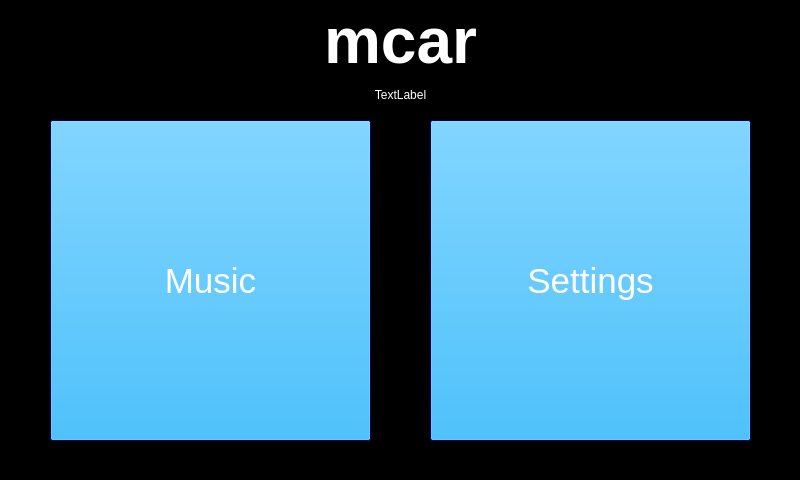
The window that src/homescreen.ui (aarontc/mcar) describes before a commit, drawn with Qt 5.
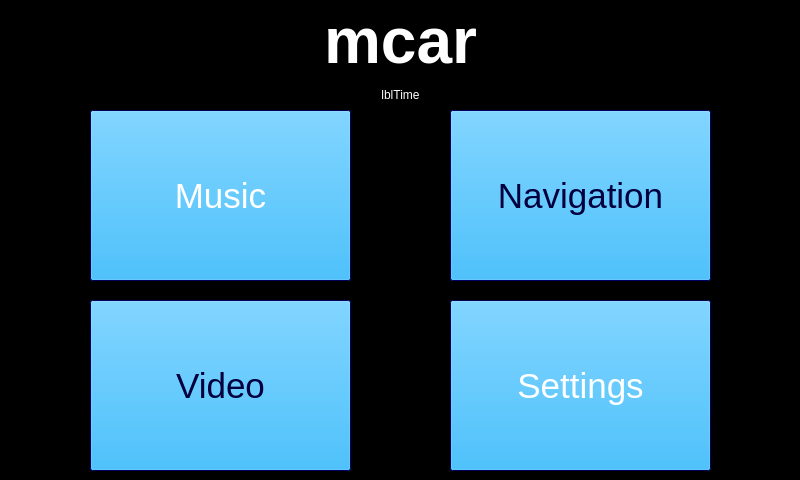
The same window after the commit. Icons and pictures are not drawn.

Commit message: New homescreen buttons for video and navigation

```diff
--- a/src/homescreen.ui
+++ b/src/homescreen.ui
@@ -454,10 +454,10 @@
   <widget class="QToolButton" name="btnMusic">
    <property name="geometry">
     <rect>
-     <x>50</x>
-     <y>120</y>
-     <width>321</width>
-     <height>321</height>
+     <x>90</x>
+     <y>110</y>
+     <width>261</width>
+     <height>171</height>
     </rect>
    </property>
    <property name="sizePolicy">
@@ -898,8 +898,8 @@
    </property>
    <property name="iconSize">
     <size>
-     <width>256</width>
-     <height>256</height>
+     <width>120</width>
+     <height>120</height>
     </size>
    </property>
    <property name="checked">
@@ -915,10 +915,10 @@
   <widget class="QToolButton" name="btnSettings">
    <property name="geometry">
     <rect>
-     <x>430</x>
-     <y>120</y>
-     <width>321</width>
-     <height>321</height>
+     <x>450</x>
+     <y>300</y>
+     <width>261</width>
+     <height>171</height>
     </rect>
    </property>
    <property name="palette">
@@ -1353,8 +1353,8 @@
    </property>
    <property name="iconSize">
     <size>
-     <width>256</width>
-     <height>256</height>
+     <width>120</width>
+     <height>120</height>
     </size>
    </property>
    <property name="toolButtonStyle">
@@ -1371,12 +1371,940 @@
     </rect>
    </property>
    <property name="text">
-    <string>TextLabel</string>
+    <string>lblTime</string>
    </property>
    <property name="alignment">
     <set>Qt::AlignCenter</set>
    </property>
   </widget>
+  <widget class="QToolButton" name="btnVideo">
+   <property name="enabled">
+    <bool>false</bool>
+   </property>
+   <property name="geometry">
+    <rect>
+     <x>90</x>
+     <y>300</y>
+     <width>261</width>
+     <height>171</height>
+    </rect>
+   </property>
+   <property name="sizePolicy">
+    <sizepolicy hsizetype="MinimumExpanding" vsizetype="MinimumExpanding">
+     <horstretch>0</horstretch>
+     <verstretch>0</verstretch>
+    </sizepolicy>
+   </property>
+   <property name="palette">
+    <palette>
+     <active>
+      <colorrole role="WindowText">
+       <brush brushstyle="SolidPattern">
+        <color alpha="255">
+         <red>255</red>
+         <green>255</green>
+         <blue>255</blue>
+        </color>
+       </brush>
+      </colorrole>
+      <colorrole role="Button">
+       <brush brushstyle="SolidPattern">
+        <color alpha="255">
+         <red>0</red>
+         <green>170</green>
+         <blue>255</blue>
+        </color>
+       </brush>
+      </colorrole>
+      <colorrole role="Light">
+       <brush brushstyle="SolidPattern">
+        <color alpha="255">
+         <red>0</red>
+         <green>0</green>
+         <blue>191</blue>
+        </color>
+       </brush>
+      </colorrole>
+      <colorrole role="Midlight">
+       <brush brushstyle="SolidPattern">
+        <color alpha="255">
+         <red>0</red>
+         <green>0</green>
+         <blue>159</blue>
+        </color>
+       </brush>
+      </colorrole>
+      <colorrole role="Dark">
+       <brush brushstyle="SolidPattern">
+        <color alpha="255">
+         <red>0</red>
+         <green>0</green>
+         <blue>63</blue>
+        </color>
+       </brush>
+      </colorrole>
+      <colorrole role="Mid">
+       <brush brushstyle="SolidPattern">
+        <color alpha="255">
+         <red>0</red>
+         <green>0</green>
+         <blue>84</blue>
+        </color>
+       </brush>
+      </colorrole>
+      <colorrole role="Text">
+       <brush brushstyle="SolidPattern">
+        <color alpha="255">
+         <red>255</red>
+         <green>255</green>
+         <blue>255</blue>
+        </color>
+       </brush>
+      </colorrole>
+      <colorrole role="BrightText">
+       <brush brushstyle="SolidPattern">
+        <color alpha="255">
+         <red>255</red>
+         <green>255</green>
+         <blue>255</blue>
+        </color>
+       </brush>
+      </colorrole>
+      <colorrole role="ButtonText">
+       <brush brushstyle="SolidPattern">
+        <color alpha="255">
+         <red>255</red>
+         <green>255</green>
+         <blue>255</blue>
+        </color>
+       </brush>
+      </colorrole>
+      <colorrole role="Base">
+       <brush brushstyle="SolidPattern">
+        <color alpha="255">
+         <red>0</red>
+         <green>0</green>
+         <blue>0</blue>
+        </color>
+       </brush>
+      </colorrole>
+      <colorrole role="Window">
+       <brush brushstyle="SolidPattern">
+        <color alpha="255">
+         <red>0</red>
+         <green>0</green>
+         <blue>127</blue>
+        </color>
+       </brush>
+      </colorrole>
+      <colorrole role="Shadow">
+       <brush brushstyle="SolidPattern">
+        <color alpha="255">
+         <red>0</red>
+         <green>0</green>
+         <blue>0</blue>
+        </color>
+       </brush>
+      </colorrole>
+      <colorrole role="AlternateBase">
+       <brush brushstyle="SolidPattern">
+        <color alpha="255">
+         <red>0</red>
+         <green>0</green>
+         <blue>63</blue>
+        </color>
+       </brush>
+      </colorrole>
+      <colorrole role="ToolTipBase">
+       <brush brushstyle="SolidPattern">
+        <color alpha="255">
+         <red>255</red>
+         <green>255</green>
+         <blue>220</blue>
+        </color>
+       </brush>
+      </colorrole>
+      <colorrole role="ToolTipText">
+       <brush brushstyle="SolidPattern">
+        <color alpha="255">
+         <red>0</red>
+         <green>0</green>
+         <blue>0</blue>
+        </color>
+       </brush>
+      </colorrole>
+     </active>
+     <inactive>
+      <colorrole role="WindowText">
+       <brush brushstyle="SolidPattern">
+        <color alpha="255">
+         <red>255</red>
+         <green>255</green>
+         <blue>255</blue>
+        </color>
+       </brush>
+      </colorrole>
+      <colorrole role="Button">
+       <brush brushstyle="SolidPattern">
+        <color alpha="255">
+         <red>0</red>
+         <green>170</green>
+         <blue>255</blue>
+        </color>
+       </brush>
+      </colorrole>
+      <colorrole role="Light">
+       <brush brushstyle="SolidPattern">
+        <color alpha="255">
+         <red>0</red>
+         <green>0</green>
+         <blue>191</blue>
+        </color>
+       </brush>
+      </colorrole>
+      <colorrole role="Midlight">
+       <brush brushstyle="SolidPattern">
+        <color alpha="255">
+         <red>0</red>
+         <green>0</green>
+         <blue>159</blue>
+        </color>
+       </brush>
+      </colorrole>
+      <colorrole role="Dark">
+       <brush brushstyle="SolidPattern">
+        <color alpha="255">
+         <red>0</red>
+         <green>0</green>
+         <blue>63</blue>
+        </color>
+       </brush>
+      </colorrole>
+      <colorrole role="Mid">
+       <brush brushstyle="SolidPattern">
+        <color alpha="255">
+         <red>0</red>
+         <green>0</green>
+         <blue>84</blue>
+        </color>
+       </brush>
+      </colorrole>
+      <colorrole role="Text">
+       <brush brushstyle="SolidPattern">
+        <color alpha="255">
+         <red>255</red>
+         <green>255</green>
+         <blue>255</blue>
+        </color>
+       </brush>
+      </colorrole>
+      <colorrole role="BrightText">
+       <brush brushstyle="SolidPattern">
+        <color alpha="255">
+         <red>255</red>
+         <green>255</green>
+         <blue>255</blue>
+        </color>
+       </brush>
+      </colorrole>
+      <colorrole role="ButtonText">
+       <brush brushstyle="SolidPattern">
+        <color alpha="255">
+         <red>255</red>
+         <green>255</green>
+         <blue>255</blue>
+        </color>
+       </brush>
+      </colorrole>
+      <colorrole role="Base">
+       <brush brushstyle="SolidPattern">
+        <color alpha="255">
+         <red>0</red>
+         <green>0</green>
+         <blue>0</blue>
+        </color>
+       </brush>
+      </colorrole>
+      <colorrole role="Window">
+       <brush brushstyle="SolidPattern">
+        <color alpha="255">
+         <red>0</red>
+         <green>0</green>
+         <blue>127</blue>
+        </color>
+       </brush>
+      </colorrole>
+      <colorrole role="Shadow">
+       <brush brushstyle="SolidPattern">
+        <color alpha="255">
+         <red>0</red>
+         <green>0</green>
+         <blue>0</blue>
+        </color>
+       </brush>
+      </colorrole>
+      <colorrole role="AlternateBase">
+       <brush brushstyle="SolidPattern">
+        <color alpha="255">
+         <red>0</red>
+         <green>0</green>
+         <blue>63</blue>
+        </color>
+       </brush>
+      </colorrole>
+      <colorrole role="ToolTipBase">
+       <brush brushstyle="SolidPattern">
+        <color alpha="255">
+         <red>255</red>
+         <green>255</green>
+         <blue>220</blue>
+        </color>
+       </brush>
+      </colorrole>
+      <colorrole role="ToolTipText">
+       <brush brushstyle="SolidPattern">
+        <color alpha="255">
+         <red>0</red>
+         <green>0</green>
+         <blue>0</blue>
+        </color>
+       </brush>
+      </colorrole>
+     </inactive>
+     <disabled>
+      <colorrole role="WindowText">
+       <brush brushstyle="SolidPattern">
+        <color alpha="255">
+         <red>0</red>
+         <green>0</green>
+         <blue>63</blue>
+        </color>
+       </brush>
+      </colorrole>
+      <colorrole role="Button">
+       <brush brushstyle="SolidPattern">
+        <color alpha="255">
+         <red>0</red>
+         <green>170</green>
+         <blue>255</blue>
+        </color>
+       </brush>
+      </colorrole>
+      <colorrole role="Light">
+       <brush brushstyle="SolidPattern">
+        <color alpha="255">
+         <red>0</red>
+         <green>0</green>
+         <blue>191</blue>
+        </color>
+       </brush>
+      </colorrole>
+      <colorrole role="Midlight">
+       <brush brushstyle="SolidPattern">
+        <color alpha="255">
+         <red>0</red>
+         <green>0</green>
+         <blue>159</blue>
+        </color>
+       </brush>
+      </colorrole>
+      <colorrole role="Dark">
+       <brush brushstyle="SolidPattern">
+        <color alpha="255">
+         <red>0</red>
+         <green>0</green>
+         <blue>63</blue>
+        </color>
+       </brush>
+      </colorrole>
+      <colorrole role="Mid">
+       <brush brushstyle="SolidPattern">
+        <color alpha="255">
+         <red>0</red>
+         <green>0</green>
+         <blue>84</blue>
+        </color>
+       </brush>
+      </colorrole>
+      <colorrole role="Text">
+       <brush brushstyle="SolidPattern">
+        <color alpha="255">
+         <red>0</red>
+         <green>0</green>
+         <blue>63</blue>
+        </color>
+       </brush>
+      </colorrole>
+      <colorrole role="BrightText">
+       <brush brushstyle="SolidPattern">
+        <color alpha="255">
+         <red>255</red>
+         <green>255</green>
+         <blue>255</blue>
+        </color>
+       </brush>
+      </colorrole>
+      <colorrole role="ButtonText">
+       <brush brushstyle="SolidPattern">
+        <color alpha="255">
+         <red>0</red>
+         <green>0</green>
+         <blue>63</blue>
+        </color>
+       </brush>
+      </colorrole>
+      <colorrole role="Base">
+       <brush brushstyle="SolidPattern">
+        <color alpha="255">
+         <red>0</red>
+         <green>0</green>
+         <blue>127</blue>
+        </color>
+       </brush>
+      </colorrole>
+      <colorrole role="Window">
+       <brush brushstyle="SolidPattern">
+        <color alpha="255">
+         <red>0</red>
+         <green>0</green>
+         <blue>127</blue>
+        </color>
+       </brush>
+      </colorrole>
+      <colorrole role="Shadow">
+       <brush brushstyle="SolidPattern">
+        <color alpha="255">
+         <red>0</red>
+         <green>0</green>
+         <blue>0</blue>
+        </color>
+       </brush>
+      </colorrole>
+      <colorrole role="AlternateBase">
+       <brush brushstyle="SolidPattern">
+        <color alpha="255">
+         <red>0</red>
+         <green>0</green>
+         <blue>127</blue>
+        </color>
+       </brush>
+      </colorrole>
+      <colorrole role="ToolTipBase">
+       <brush brushstyle="SolidPattern">
+        <color alpha="255">
+         <red>255</red>
+         <green>255</green>
+         <blue>220</blue>
+        </color>
+       </brush>
+      </colorrole>
+      <colorrole role="ToolTipText">
+       <brush brushstyle="SolidPattern">
+        <color alpha="255">
+         <red>0</red>
+         <green>0</green>
+         <blue>0</blue>
+        </color>
+       </brush>
+      </colorrole>
+     </disabled>
+    </palette>
+   </property>
+   <property name="font">
+    <font>
+     <pointsize>26</pointsize>
+    </font>
+   </property>
+   <property name="focusPolicy">
+    <enum>Qt::NoFocus</enum>
+   </property>
+   <property name="text">
+    <string>Video</string>
+   </property>
+   <property name="icon">
+    <iconset resource="mcar.qrc">
+     <normaloff>:/images/resources/images/Video-icon.svg</normaloff>:/images/resources/images/Video-icon.svg</iconset>
+   </property>
+   <property name="iconSize">
+    <size>
+     <width>120</width>
+     <height>120</height>
+    </size>
+   </property>
+   <property name="checked">
+    <bool>false</bool>
+   </property>
+   <property name="toolButtonStyle">
+    <enum>Qt::ToolButtonTextUnderIcon</enum>
+   </property>
+   <property name="arrowType">
+    <enum>Qt::NoArrow</enum>
+   </property>
+  </widget>
+  <widget class="QToolButton" name="btnNavigation">
+   <property name="enabled">
+    <bool>false</bool>
+   </property>
+   <property name="geometry">
+    <rect>
+     <x>450</x>
+     <y>110</y>
+     <width>261</width>
+     <height>171</height>
+    </rect>
+   </property>
+   <property name="sizePolicy">
+    <sizepolicy hsizetype="MinimumExpanding" vsizetype="MinimumExpanding">
+     <horstretch>0</horstretch>
+     <verstretch>0</verstretch>
+    </sizepolicy>
+   </property>
+   <property name="palette">
+    <palette>
+     <active>
+      <colorrole role="WindowText">
+       <brush brushstyle="SolidPattern">
+        <color alpha="255">
+         <red>255</red>
+         <green>255</green>
+         <blue>255</blue>
+        </color>
+       </brush>
+      </colorrole>
+      <colorrole role="Button">
+       <brush brushstyle="SolidPattern">
+        <color alpha="255">
+         <red>0</red>
+         <green>170</green>
+         <blue>255</blue>
+        </color>
+       </brush>
+      </colorrole>
+      <colorrole role="Light">
+       <brush brushstyle="SolidPattern">
+        <color alpha="255">
+         <red>0</red>
+         <green>0</green>
+         <blue>191</blue>
+        </color>
+       </brush>
+      </colorrole>
+      <colorrole role="Midlight">
+       <brush brushstyle="SolidPattern">
+        <color alpha="255">
+         <red>0</red>
+         <green>0</green>
+         <blue>159</blue>
+        </color>
+       </brush>
+      </colorrole>
+      <colorrole role="Dark">
+       <brush brushstyle="SolidPattern">
+        <color alpha="255">
+         <red>0</red>
+         <green>0</green>
+         <blue>63</blue>
+        </color>
+       </brush>
+      </colorrole>
+      <colorrole role="Mid">
+       <brush brushstyle="SolidPattern">
+        <color alpha="255">
+         <red>0</red>
+         <green>0</green>
+         <blue>84</blue>
+        </color>
+       </brush>
+      </colorrole>
+      <colorrole role="Text">
+       <brush brushstyle="SolidPattern">
+        <color alpha="255">
+         <red>255</red>
+         <green>255</green>
+         <blue>255</blue>
+        </color>
+       </brush>
+      </colorrole>
+      <colorrole role="BrightText">
+       <brush brushstyle="SolidPattern">
+        <color alpha="255">
+         <red>255</red>
+         <green>255</green>
+         <blue>255</blue>
+        </color>
+       </brush>
+      </colorrole>
+      <colorrole role="ButtonText">
+       <brush brushstyle="SolidPattern">
+        <color alpha="255">
+         <red>255</red>
+         <green>255</green>
+         <blue>255</blue>
+        </color>
+       </brush>
+      </colorrole>
+      <colorrole role="Base">
+       <brush brushstyle="SolidPattern">
+        <color alpha="255">
+         <red>0</red>
+         <green>0</green>
+         <blue>0</blue>
+        </color>
+       </brush>
+      </colorrole>
+      <colorrole role="Window">
+       <brush brushstyle="SolidPattern">
+        <color alpha="255">
+         <red>0</red>
+         <green>0</green>
+         <blue>127</blue>
+        </color>
+       </brush>
+      </colorrole>
+      <colorrole role="Shadow">
+       <brush brushstyle="SolidPattern">
+        <color alpha="255">
+         <red>0</red>
+         <green>0</green>
+         <blue>0</blue>
+        </color>
+       </brush>
+      </colorrole>
+      <colorrole role="AlternateBase">
+       <brush brushstyle="SolidPattern">
+        <color alpha="255">
+         <red>0</red>
+         <green>0</green>
+         <blue>63</blue>
+        </color>
+       </brush>
+      </colorrole>
+      <colorrole role="ToolTipBase">
+       <brush brushstyle="SolidPattern">
+        <color alpha="255">
+         <red>255</red>
+         <green>255</green>
+         <blue>220</blue>
+        </color>
+       </brush>
+      </colorrole>
+      <colorrole role="ToolTipText">
+       <brush brushstyle="SolidPattern">
+        <color alpha="255">
+         <red>0</red>
+         <green>0</green>
+         <blue>0</blue>
+        </color>
+       </brush>
+      </colorrole>
+     </active>
+     <inactive>
+      <colorrole role="WindowText">
+       <brush brushstyle="SolidPattern">
+        <color alpha="255">
+         <red>255</red>
+         <green>255</green>
+         <blue>255</blue>
+        </color>
+       </brush>
+      </colorrole>
+      <colorrole role="Button">
+       <brush brushstyle="SolidPattern">
+        <color alpha="255">
+         <red>0</red>
+         <green>170</green>
+         <blue>255</blue>
+        </color>
+       </brush>
+      </colorrole>
+      <colorrole role="Light">
+       <brush brushstyle="SolidPattern">
+        <color alpha="255">
+         <red>0</red>
+         <green>0</green>
+         <blue>191</blue>
+        </color>
+       </brush>
+      </colorrole>
+      <colorrole role="Midlight">
+       <brush brushstyle="SolidPattern">
+        <color alpha="255">
+         <red>0</red>
+         <green>0</green>
+         <blue>159</blue>
+        </color>
+       </brush>
+      </colorrole>
+      <colorrole role="Dark">
+       <brush brushstyle="SolidPattern">
+        <color alpha="255">
+         <red>0</red>
+         <green>0</green>
+         <blue>63</blue>
+        </color>
+       </brush>
+      </colorrole>
+      <colorrole role="Mid">
+       <brush brushstyle="SolidPattern">
+        <color alpha="255">
+         <red>0</red>
+         <green>0</green>
+         <blue>84</blue>
+        </color>
+       </brush>
+      </colorrole>
+      <colorrole role="Text">
+       <brush brushstyle="SolidPattern">
+        <color alpha="255">
+         <red>255</red>
+         <green>255</green>
+         <blue>255</blue>
+        </color>
+       </brush>
+      </colorrole>
+      <colorrole role="BrightText">
+       <brush brushstyle="SolidPattern">
+        <color alpha="255">
+         <red>255</red>
+         <green>255</green>
+         <blue>255</blue>
+        </color>
+       </brush>
+      </colorrole>
+      <colorrole role="ButtonText">
+       <brush brushstyle="SolidPattern">
+        <color alpha="255">
+         <red>255</red>
+         <green>255</green>
+         <blue>255</blue>
+        </color>
+       </brush>
+      </colorrole>
+      <colorrole role="Base">
+       <brush brushstyle="SolidPattern">
+        <color alpha="255">
+         <red>0</red>
+         <green>0</green>
+         <blue>0</blue>
+        </color>
+       </brush>
+      </colorrole>
+      <colorrole role="Window">
+       <brush brushstyle="SolidPattern">
+        <color alpha="255">
+         <red>0</red>
+         <green>0</green>
+         <blue>127</blue>
+        </color>
+       </brush>
+      </colorrole>
+      <colorrole role="Shadow">
+       <brush brushstyle="SolidPattern">
+        <color alpha="255">
+         <red>0</red>
+         <green>0</green>
+         <blue>0</blue>
+        </color>
+       </brush>
+      </colorrole>
+      <colorrole role="AlternateBase">
+       <brush brushstyle="SolidPattern">
+        <color alpha="255">
+         <red>0</red>
+         <green>0</green>
+         <blue>63</blue>
+        </color>
+       </brush>
+      </colorrole>
+      <colorrole role="ToolTipBase">
+       <brush brushstyle="SolidPattern">
+        <color alpha="255">
+         <red>255</red>
+         <green>255</green>
+         <blue>220</blue>
+        </color>
+       </brush>
+      </colorrole>
+      <colorrole role="ToolTipText">
+       <brush brushstyle="SolidPattern">
+        <color alpha="255">
+         <red>0</red>
+         <green>0</green>
+         <blue>0</blue>
+        </color>
+       </brush>
+      </colorrole>
+     </inactive>
+     <disabled>
+      <colorrole role="WindowText">
+       <brush brushstyle="SolidPattern">
+        <color alpha="255">
+         <red>0</red>
+         <green>0</green>
+         <blue>63</blue>
+        </color>
+       </brush>
+      </colorrole>
+      <colorrole role="Button">
+       <brush brushstyle="SolidPattern">
+        <color alpha="255">
+         <red>0</red>
+         <green>170</green>
+         <blue>255</blue>
+        </color>
+       </brush>
+      </colorrole>
+      <colorrole role="Light">
+       <brush brushstyle="SolidPattern">
+        <color alpha="255">
+         <red>0</red>
+         <green>0</green>
+         <blue>191</blue>
+        </color>
+       </brush>
+      </colorrole>
+      <colorrole role="Midlight">
+       <brush brushstyle="SolidPattern">
+        <color alpha="255">
+         <red>0</red>
+         <green>0</green>
+         <blue>159</blue>
+        </color>
+       </brush>
+      </colorrole>
+      <colorrole role="Dark">
+       <brush brushstyle="SolidPattern">
+        <color alpha="255">
+         <red>0</red>
+         <green>0</green>
+         <blue>63</blue>
+        </color>
+       </brush>
+      </colorrole>
+      <colorrole role="Mid">
+       <brush brushstyle="SolidPattern">
+        <color alpha="255">
+         <red>0</red>
+         <green>0</green>
+         <blue>84</blue>
+        </color>
+       </brush>
+      </colorrole>
+      <colorrole role="Text">
+       <brush brushstyle="SolidPattern">
+        <color alpha="255">
+         <red>0</red>
+         <green>0</green>
+         <blue>63</blue>
+        </color>
+       </brush>
+      </colorrole>
+      <colorrole role="BrightText">
+       <brush brushstyle="SolidPattern">
+        <color alpha="255">
+         <red>255</red>
+         <green>255</green>
+         <blue>255</blue>
+        </color>
+       </brush>
+      </colorrole>
+      <colorrole role="ButtonText">
+       <brush brushstyle="SolidPattern">
+        <color alpha="255">
+         <red>0</red>
+         <green>0</green>
+         <blue>63</blue>
+        </color>
+       </brush>
+      </colorrole>
+      <colorrole role="Base">
+       <brush brushstyle="SolidPattern">
+        <color alpha="255">
+         <red>0</red>
+         <green>0</green>
+         <blue>127</blue>
+        </color>
+       </brush>
+      </colorrole>
+      <colorrole role="Window">
+       <brush brushstyle="SolidPattern">
+        <color alpha="255">
+         <red>0</red>
+         <green>0</green>
+         <blue>127</blue>
+        </color>
+       </brush>
+      </colorrole>
+      <colorrole role="Shadow">
+       <brush brushstyle="SolidPattern">
+        <color alpha="255">
+         <red>0</red>
+         <green>0</green>
+         <blue>0</blue>
+        </color>
+       </brush>
+      </colorrole>
+      <colorrole role="AlternateBase">
+       <brush brushstyle="SolidPattern">
+        <color alpha="255">
+         <red>0</red>
+         <green>0</green>
+         <blue>127</blue>
+        </color>
+       </brush>
+      </colorrole>
+      <colorrole role="ToolTipBase">
+       <brush brushstyle="SolidPattern">
+        <color alpha="255">
+         <red>255</red>
+         <green>255</green>
+         <blue>220</blue>
+        </color>
+       </brush>
+      </colorrole>
+      <colorrole role="ToolTipText">
+       <brush brushstyle="SolidPattern">
+        <color alpha="255">
+         <red>0</red>
+         <green>0</green>
+         <blue>0</blue>
+        </color>
+       </brush>
+      </colorrole>
+     </disabled>
+    </palette>
+   </property>
+   <property name="font">
+    <font>
+     <pointsize>26</pointsize>
+    </font>
+   </property>
+   <property name="focusPolicy">
+    <enum>Qt::NoFocus</enum>
+   </property>
+   <property name="text">
+    <string>Navigation</string>
+   </property>
+   <property name="icon">
+    <iconset resource="mcar.qrc">
+     <normaloff>:/images/resources/images/World_Map_Icon.svg</normaloff>:/images/resources/images/World_Map_Icon.svg</iconset>
+   </property>
+   <property name="iconSize">
+    <size>
+     <width>250</width>
+     <height>120</height>
+    </size>
+   </property>
+   <property name="checked">
+    <bool>false</bool>
+   </property>
+   <property name="toolButtonStyle">
+    <enum>Qt::ToolButtonTextUnderIcon</enum>
+   </property>
+   <property name="arrowType">
+    <enum>Qt::NoArrow</enum>
+   </property>
+  </widget>
  </widget>
  <layoutdefault spacing="6" margin="11"/>
  <resources/>
```
Left out of the diff: 8 changed lines with no effect on the pictures. The commit also changes 3 other files.
